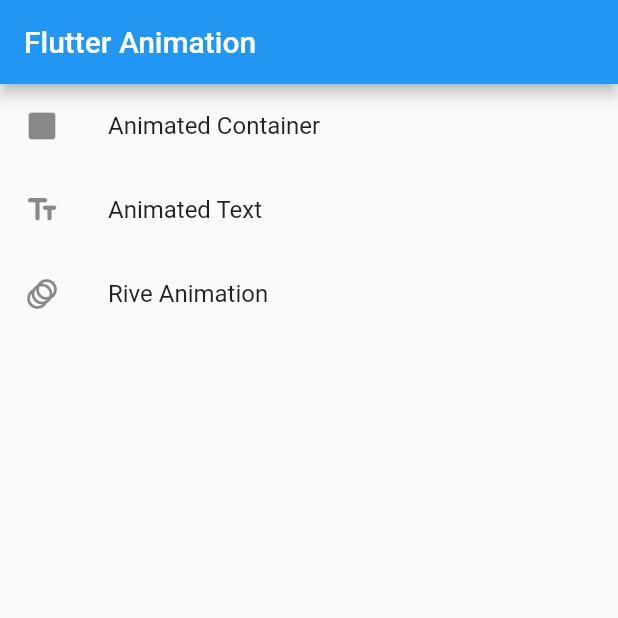
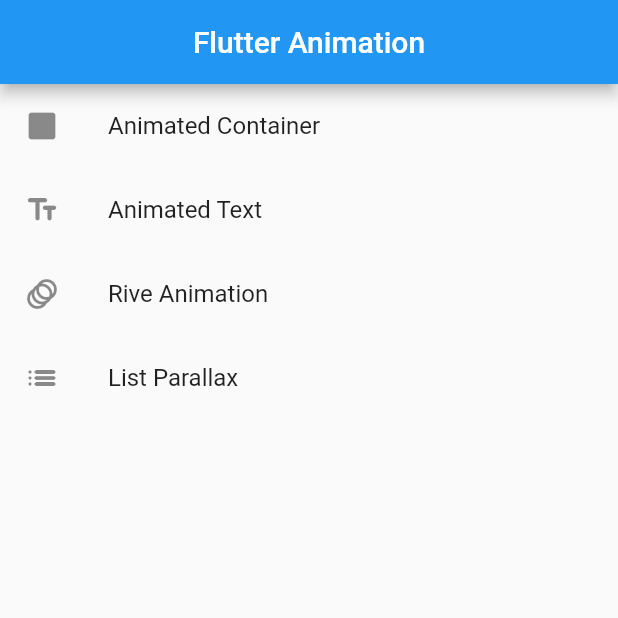
Before and after one commit to ima0112/flutter_animated, a Flutter app: the screen it shows after launch, on a phone screen of 412 x 824 dp, the top half of it. Run offline on Flutter 3.47's test engine with Material 2 defaults, Android fonts, the phone set to English and light mode, and no system bars; our stand-ins replace animated_text_kit, go_router, rive; generated files the repository leaves out were written again.

Commit message:
Modificando el ThemeData

```diff
--- a/lib/src/app.dart
+++ b/lib/src/app.dart
@@ -55,8 +55,10 @@ class MyApp extends StatelessWidget {
           // Define a light and dark color theme. Then, read the user's
           // preferred ThemeMode (light, dark, or system default) from the
           // SettingsController to display the correct theme.
-          theme: ThemeData(),
-          darkTheme: ThemeData.dark(),
+          theme: ThemeData()
+              .copyWith(appBarTheme: const AppBarTheme(centerTitle: true)),
+          darkTheme: ThemeData.dark()
+              .copyWith(appBarTheme: const AppBarTheme(centerTitle: true)),
           themeMode: settingsController.themeMode,
           routerConfig: AppRoute.routes,
         );
--- a/lib/src/pages/animated_container/animated_container.dart
+++ b/lib/src/pages/animated_container/animated_container.dart
@@ -39,10 +39,7 @@ class _AnimatedContainerPageState extends State<AnimatedContainerPage> {
   @override
   Widget build(BuildContext context) {
     return Scaffold(
-      appBar: AppBar(
-        title: const Text('Animated Container'),
-        centerTitle: true,
-      ),
+      appBar: AppBar(title: const Text('Animated Container')),
       body: Center(
         child: AnimatedContainer(
           duration: const Duration(seconds: 1),
--- a/lib/src/pages/animated_text/animated_text.dart
+++ b/lib/src/pages/animated_text/animated_text.dart
@@ -24,10 +24,7 @@ class _AnimatedTextPageState extends State<AnimatedTextPage> {
   @override
   Widget build(BuildContext context) {
     return Scaffold(
-      appBar: AppBar(
-        title: const Text('Animated Text'),
-        centerTitle: true,
-      ),
+      appBar: AppBar(title: const Text('Animated Text')),
       body: Center(
         child: Container(
           height: 300,
--- a/lib/src/pages/home_page.dart
+++ b/lib/src/pages/home_page.dart
@@ -34,6 +34,11 @@ class HomePage extends StatelessWidget {
               context.goNamed(MyRoutes.sample3.name);
             },
           ),
+          ListTile(
+            leading: const Icon(Icons.list_rounded),
+            title: const Text('List Parallax'),
+            onTap: () {},
+          ),
         ],
       ),
     );
--- a/lib/src/pages/rive_animations/rive_animations.dart
+++ b/lib/src/pages/rive_animations/rive_animations.dart
@@ -48,10 +48,7 @@ class _RiveAnimationPageState extends State<RiveAnimationPage> {
   @override
   Widget build(BuildContext context) {
     return Scaffold(
-      appBar: AppBar(
-        title: const Text('Rive Animation'),
-        centerTitle: true,
-      ),
+      appBar: AppBar(title: const Text('Rive Animation')),
       body: riveArtboard == null
           ? const SizedBox()
           : Padding(
```
Also changed, not shown: lib/src/pages/list_parallax/list_parallax.dart (added, +12 -0 lines).
